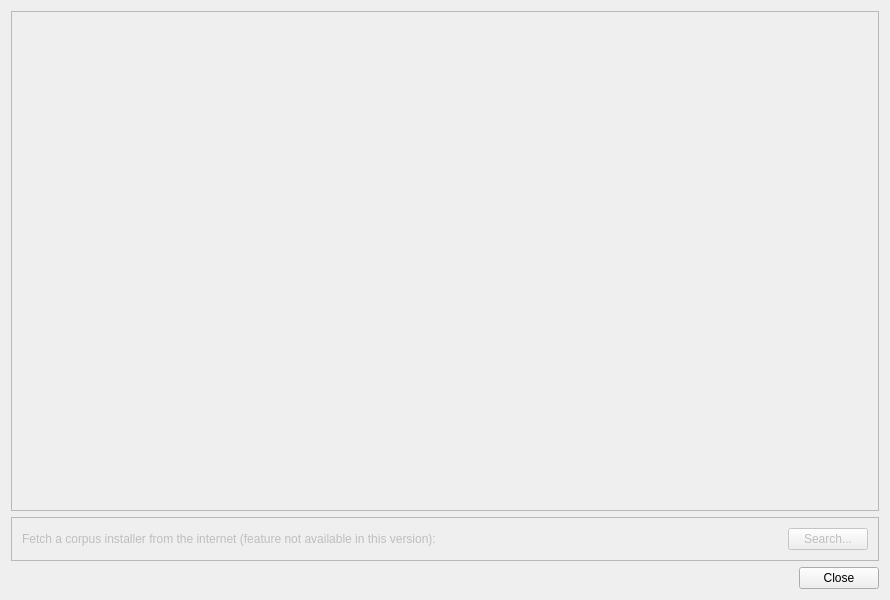
First picture: the form in coquery/gui/ui/corpusManager.ui, repository gkunter/coquery, before the edit.
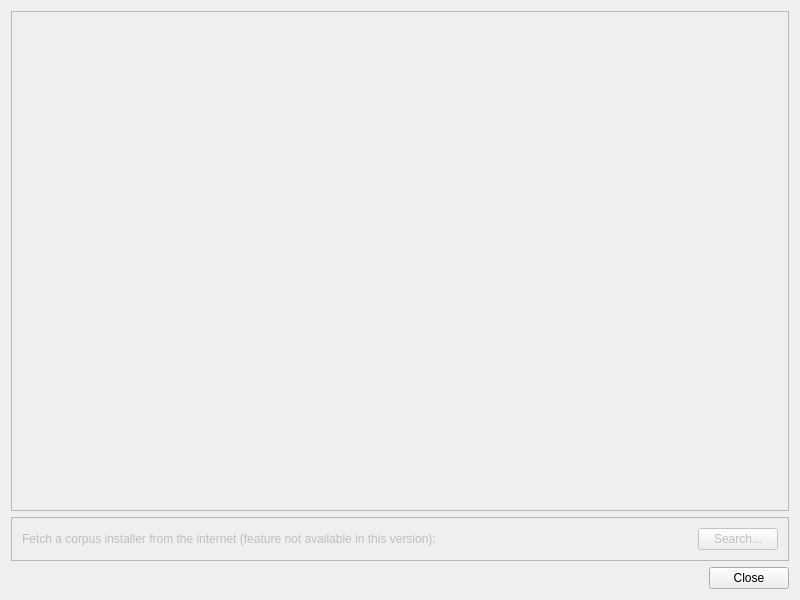
Second picture: the form after the edit.

Commit message: Move 'Build new corpus' to corpus manager

What changed in the file:
```diff
--- a/coquery/gui/ui/corpusManager.ui
+++ b/coquery/gui/ui/corpusManager.ui
@@ -6,7 +6,7 @@
    <rect>
     <x>0</x>
     <y>0</y>
-    <width>890</width>
+    <width>800</width>
     <height>600</height>
    </rect>
   </property>
@@ -42,8 +42,8 @@
           <rect>
            <x>0</x>
            <y>0</y>
-           <width>868</width>
-           <height>470</height>
+           <width>778</width>
+           <height>492</height>
           </rect>
          </property>
          <layout class="QVBoxLayout" name="list_layout">
```
The commit also changes 8 other files.
